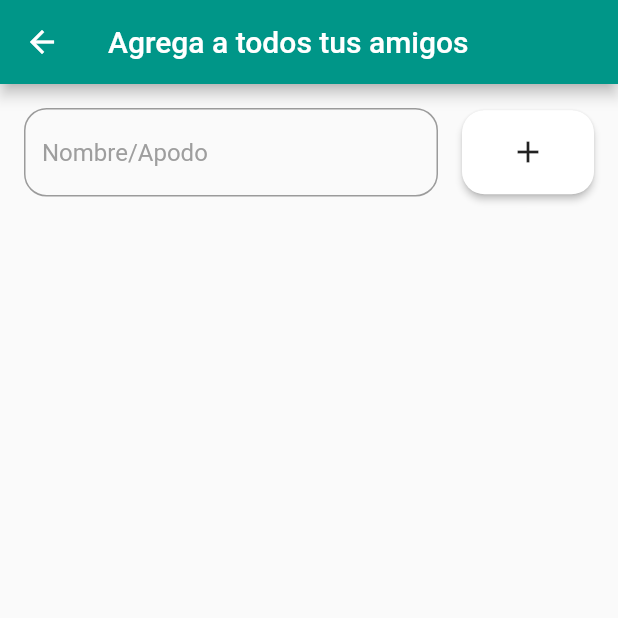
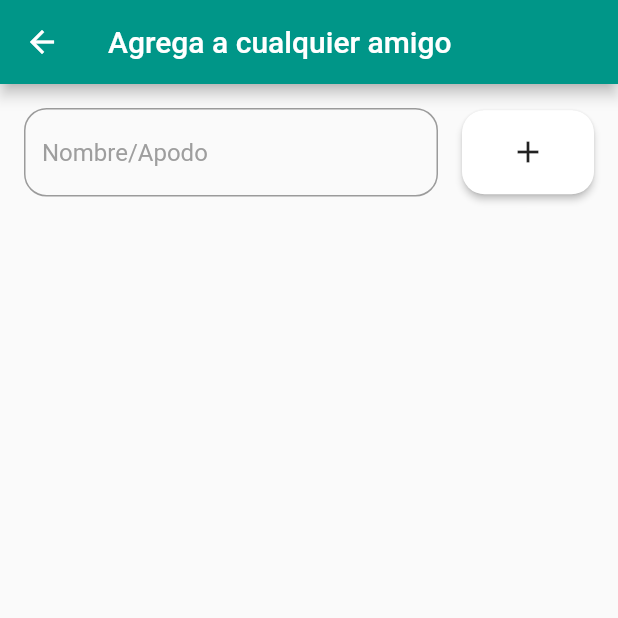
Before and after one commit to TinchoOlivari/bang-kill-marry, a Flutter app: the PaginaAgregarAmigos screen opened directly, on a phone screen of 412 x 824 dp, the top half of it. Run offline on Flutter 3.47's test engine with Material 2 defaults, Android fonts, the phone set to English and light mode, and no system bars.

Commit message:
Cambio del orden de carga de nombres

```diff
--- a/lib/paginas/agregar_amigos.dart
+++ b/lib/paginas/agregar_amigos.dart
@@ -2,8 +2,13 @@ import 'package:flutter/cupertino.dart';
 import 'package:flutter/material.dart';
 import 'package:flutter/widgets.dart';
 import 'package:full_picado/paginas/agregar_participantes.dart';
+import 'package:full_picado/paginas/principal.dart';
 
 class PaginaAgregarAmigos extends StatefulWidget {
+  final List<String> nombres_participantes;
+  const PaginaAgregarAmigos({Key key, this.nombres_participantes})
+      : super(key: key);
+
   @override
   _PaginaAgregarAmigosState createState() => _PaginaAgregarAmigosState();
 }
@@ -51,7 +56,7 @@ class _PaginaAgregarAmigosState extends State<PaginaAgregarAmigos> {
     return Scaffold(
       key: _scaffoldstate,
       appBar: AppBar(
-        title: Text('Agrega a todos tus amigos'),
+        title: Text('Agrega a cualquier amigo'),
       ),
       body: Stack(
         children: [
@@ -159,8 +164,11 @@ class _PaginaAgregarAmigosState extends State<PaginaAgregarAmigos> {
                         Navigator.push(
                           context,
                           MaterialPageRoute(
-                              builder: (context) =>
-                                  PaginaAgregarParticipantes(nombres_amigos: nombres_amigos,)),
+                            builder: (context) => PaginaPrincipal(
+                              nombres_amigos: nombres_amigos,
+                              nombres_participantes: widget.nombres_participantes,
+                            ),
+                          ),
                         );
                       },
                       shape: RoundedRectangleBorder(
@@ -174,7 +182,7 @@ class _PaginaAgregarAmigosState extends State<PaginaAgregarAmigos> {
                           crossAxisAlignment: CrossAxisAlignment.center,
                           children: <Widget>[
                             Text(
-                              'Siguiente',
+                              'Jugar!',
                               style: TextStyle(
                                   fontSize: 16, fontWeight: FontWeight.w500),
                             ),
--- a/lib/paginas/agregar_participantes.dart
+++ b/lib/paginas/agregar_participantes.dart
@@ -1,13 +1,10 @@
 import 'package:flutter/cupertino.dart';
 import 'package:flutter/material.dart';
 import 'package:flutter/widgets.dart';
+import 'package:full_picado/paginas/agregar_amigos.dart';
 import 'package:full_picado/paginas/principal.dart';
 
 class PaginaAgregarParticipantes extends StatefulWidget {
-  final List<String> nombres_amigos;
-  const PaginaAgregarParticipantes({Key key, this.nombres_amigos})
-      : super(key: key);
-
   @override
   _PaginaAgregarParticipantesState createState() =>
       _PaginaAgregarParticipantesState();
@@ -58,7 +55,7 @@ class _PaginaAgregarParticipantesState
       key: _scaffoldstate,
       appBar: AppBar(
         backgroundColor: Colors.indigo,
-        title: Text('Agrega a los que juegan'),
+        title: Text('Amigos que estan con vos ahora'),
       ),
       body: Stack(
         children: [
@@ -166,12 +163,9 @@ class _PaginaAgregarParticipantesState
                       onPressed: () {
                         Navigator.push(
                           context,
-                          MaterialPageRoute(
-                            builder: (context) => PaginaPrincipal(
-                              nombres_amigos: widget.nombres_amigos,
-                              nombres_participantes: nombres_participantes,
-                            ),
-                          ),
+                          MaterialPageRoute(builder: (context) => PaginaAgregarAmigos(
+                            nombres_participantes: nombres_participantes
+                          )),
                         );
                       },
                       shape: RoundedRectangleBorder(
@@ -185,7 +179,7 @@ class _PaginaAgregarParticipantesState
                           crossAxisAlignment: CrossAxisAlignment.center,
                           children: <Widget>[
                             Text(
-                              'Jugar!',
+                              'Siguiente',
                               style: TextStyle(
                                   fontSize: 16, fontWeight: FontWeight.w500),
                             ),
--- a/lib/paginas/inicio.dart
+++ b/lib/paginas/inicio.dart
@@ -1,6 +1,6 @@
 import 'package:flutter/material.dart';
 import 'package:flutter/widgets.dart';
-import 'package:full_picado/paginas/agregar_amigos.dart';
+import 'package:full_picado/paginas/agregar_participantes.dart';
 
 class PaginaInicio extends StatefulWidget {
   @override
@@ -32,7 +32,7 @@ class _PaginaInicioState extends State<PaginaInicio> {
                   onPressed: () {
                     Navigator.push(
                       context,
-                      MaterialPageRoute(builder: (context) => PaginaAgregarAmigos()),
+                      MaterialPageRoute(builder: (context) => PaginaAgregarParticipantes()),
                     );
                   },
                   shape: RoundedRectangleBorder(
```
